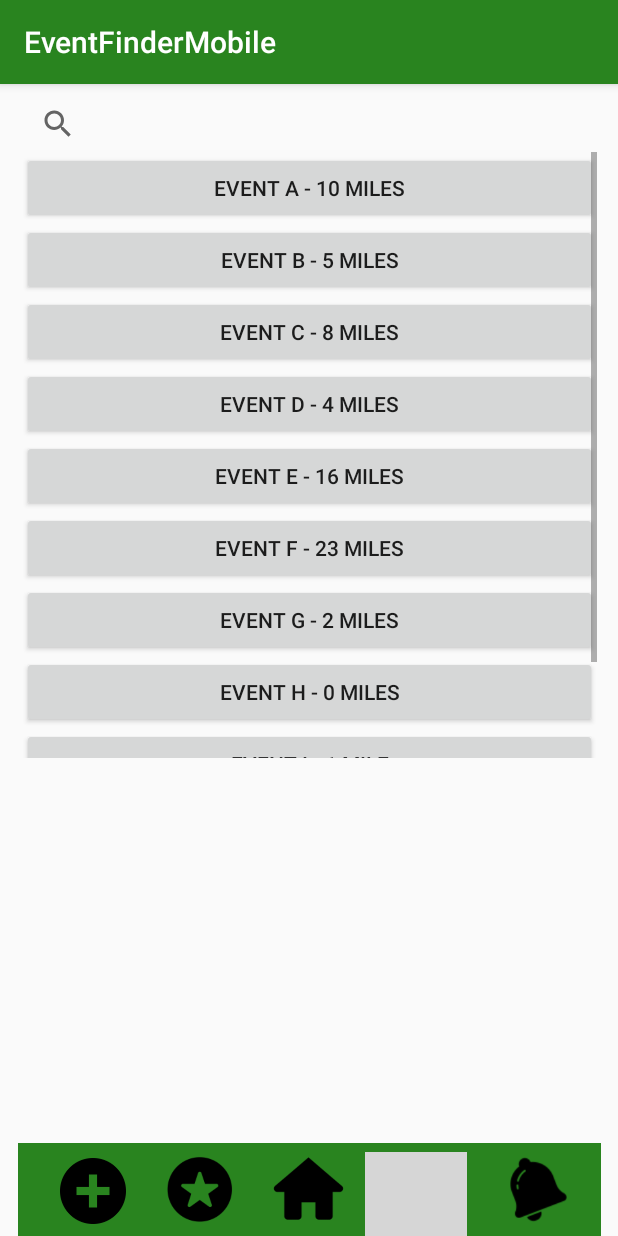
After one commit to tyler95smith/EventFinderMobile, an Android app: the HomeScreenActivity screen opened directly, with no data from a screen before it, on a phone screen of 412 x 824 dp. The commit adds this screen. Run offline under Robolectric (Android 15) with nearby library versions, the phone set to English and light mode, and no system bars; grey boxes are pictures that could not be loaded.

Commit message:
Adding Home Screen Activity Java and XML File

```diff
--- a/app/build.gradle
+++ b/app/build.gradle
@@ -23,6 +23,7 @@ dependencies {
     implementation 'com.android.support:appcompat-v7:26.1.0'
     implementation 'com.android.support.constraint:constraint-layout:1.0.2'
     implementation 'com.android.support:design:26.1.0'
+    implementation 'com.android.support:support-v4:26.1.0'
     testImplementation 'junit:junit:4.12'
     androidTestImplementation 'com.android.support.test:runner:1.0.1'
     androidTestImplementation 'com.android.support.test.espresso:espresso-core:3.0.1'
--- a/app/src/main/AndroidManifest.xml
+++ b/app/src/main/AndroidManifest.xml
@@ -18,7 +18,8 @@
         </activity>
         <activity android:name=".NewAccount" />
         <activity android:name=".NavigationBar" />
-        <activity android:name=".NotificationsActivity"></activity>
+        <activity android:name=".NotificationsActivity" />
+        <activity android:name=".HomeScreenActivity"></activity>
     </application>
 
 </manifest>
--- /dev/null
+++ b/app/src/main/java/com/eventfinder/www/eventfindermobile/HomeScreenActivity.java
@@ -0,0 +1,13 @@
+package com.eventfinder.www.eventfindermobile;
+
+import android.support.v7.app.AppCompatActivity;
+import android.os.Bundle;
+
+public class HomeScreenActivity extends AppCompatActivity {
+
+    @Override
+    protected void onCreate(Bundle savedInstanceState) {
+        super.onCreate(savedInstanceState);
+        setContentView(R.layout.activity_home_screen);
+    }
+}
--- /dev/null
+++ b/app/src/main/res/layout/activity_home_screen.xml
@@ -0,0 +1,174 @@
+<?xml version="1.0" encoding="utf-8"?>
+<android.support.constraint.ConstraintLayout xmlns:android="http://schemas.android.com/apk/res/android"
+    xmlns:app="http://schemas.android.com/apk/res-auto"
+    xmlns:tools="http://schemas.android.com/tools"
+    android:layout_width="match_parent"
+    android:layout_height="match_parent"
+    tools:context="com.eventfinder.www.eventfindermobile.HomeScreenActivity">
+
+    <android.support.v7.widget.Toolbar
+        android:id="@+id/toolbar"
+        android:layout_width="388dp"
+        android:layout_height="62dp"
+        android:background="?attr/colorPrimary"
+        android:minHeight="?attr/actionBarSize"
+        android:theme="?attr/actionBarTheme"
+        app:layout_constraintBottom_toBottomOf="parent"
+        app:layout_constraintEnd_toEndOf="parent"
+        app:layout_constraintStart_toStartOf="parent"
+        tools:layout_editor_absoluteX="-3dp"
+        tools:layout_editor_absoluteY="451dp" />
+
+    <ImageButton
+        android:id="@+id/imageButton5"
+        android:layout_width="55dp"
+        android:layout_height="55dp"
+        android:layout_marginBottom="4dp"
+        android:layout_marginStart="16dp"
+        android:background="@color/colorPrimary"
+        android:scaleType="fitCenter"
+        app:layout_constraintBottom_toBottomOf="@+id/toolbar"
+        app:layout_constraintStart_toEndOf="@+id/imageButton9"
+        app:srcCompat="@drawable/home" />
+
+    <ImageButton
+        android:id="@+id/imageButton6"
+        android:layout_width="83dp"
+        android:layout_height="62dp"
+        android:layout_marginEnd="6dp"
+        android:background="@color/colorPrimary"
+        android:scaleType="centerCrop"
+        android:tint="@android:color/background_dark"
+        app:layout_constraintBottom_toBottomOf="parent"
+        app:layout_constraintEnd_toEndOf="parent"
+        app:layout_constraintStart_toEndOf="@+id/imageButton8"
+        app:srcCompat="@drawable/bell" />
+
+    <ImageButton
+        android:id="@+id/imageButton7"
+        android:layout_width="44dp"
+        android:layout_height="44dp"
+        android:layout_marginBottom="8dp"
+        android:layout_marginStart="28dp"
+        android:background="@color/colorPrimary"
+        android:scaleType="fitCenter"
+        app:layout_constraintBottom_toBottomOf="parent"
+        app:layout_constraintStart_toStartOf="@+id/toolbar"
+        app:srcCompat="@drawable/add" />
+
+    <ImageButton
+        android:id="@+id/imageButton8"
+        android:layout_width="68dp"
+        android:layout_height="56dp"
+        android:layout_marginStart="10dp"
+        android:background="@color/colorPrimary"
+        android:scaleType="centerCrop"
+        android:tint="@android:color/background_dark"
+        app:layout_constraintBottom_toBottomOf="parent"
+        app:layout_constraintStart_toEndOf="@+id/imageButton5"
+        app:srcCompat="@drawable/profile" />
+
+    <ImageButton
+        android:id="@+id/imageButton9"
+        android:layout_width="58dp"
+        android:layout_height="55dp"
+        android:layout_marginBottom="3dp"
+        android:layout_marginStart="20dp"
+        android:background="@color/colorPrimary"
+        android:scaleType="fitCenter"
+        app:layout_constraintBottom_toBottomOf="parent"
+        app:layout_constraintStart_toEndOf="@+id/imageButton7"
+        app:srcCompat="@drawable/star" />
+
+    <LinearLayout
+        android:layout_width="383dp"
+        android:layout_height="441dp"
+        android:layout_marginBottom="8dp"
+        android:layout_marginEnd="8dp"
+        android:layout_marginStart="8dp"
+        android:layout_marginTop="8dp"
+        android:orientation="vertical"
+        app:layout_constraintBottom_toBottomOf="parent"
+        app:layout_constraintEnd_toEndOf="parent"
+        app:layout_constraintStart_toStartOf="parent"
+        app:layout_constraintTop_toTopOf="parent"
+        app:layout_constraintVertical_bias="0.0">
+
+        <SearchView
+            android:layout_width="match_parent"
+            android:layout_height="37dp" />
+
+        <ScrollView
+            android:layout_width="match_parent"
+            android:layout_height="match_parent">
+
+            <LinearLayout
+                android:layout_width="match_parent"
+                android:layout_height="wrap_content"
+                android:orientation="vertical" >
+
+                <Button
+                    android:id="@+id/button"
+                    android:layout_width="match_parent"
+                    android:layout_height="wrap_content"
+                    android:text="Event A - 10 miles" />
+
+                <Button
+                    android:id="@+id/button11"
+                    android:layout_width="match_parent"
+                    android:layout_height="wrap_content"
+                    android:text="Event B - 5 Miles" />
+
+                <Button
+                    android:id="@+id/button10"
+                    android:layout_width="match_parent"
+                    android:layout_height="wrap_content"
+                    android:text="Event C - 8 Miles" />
+
+                <Button
+                    android:id="@+id/button9"
+                    android:layout_width="match_parent"
+                    android:layout_height="wrap_content"
+                    android:text="Event D - 4 Miles" />
+
+                <Button
+                    android:id="@+id/button8"
+                    android:layout_width="match_parent"
+                    android:layout_height="wrap_content"
+                    android:text="Event E - 16 Miles" />
+
+                <Button
+                    android:id="@+id/button7"
+                    android:layout_width="match_parent"
+                    android:layout_height="wrap_content"
+                    android:text="Event F - 23 Miles" />
+
+                <Button
+                    android:id="@+id/button6"
+                    android:layout_width="match_parent"
+                    android:layout_height="wrap_content"
+                    android:text="Event G - 2 Miles" />
+
+                <Button
+                    android:id="@+id/button5"
+                    android:layout_width="match_parent"
+                    android:layout_height="wrap_content"
+                    android:text="Event H - 0 Miles" />
+
+                <Button
+                    android:id="@+id/button4"
+                    android:layout_width="match_parent"
+                    android:layout_height="wrap_content"
+                    android:text="Event I - 1 Mile" />
+
+                <Button
+                    android:id="@+id/button2"
+                    android:layout_width="match_parent"
+                    android:layout_height="wrap_content"
+                    android:text="Event J - 3 Miles" />
+            </LinearLayout>
+
+        </ScrollView>
+    </LinearLayout>
+
+</android.support.constraint.ConstraintLayout>
--- /dev/null
+++ b/app/src/main/res/values/attrs.xml
@@ -0,0 +1,12 @@
+<resources>
+
+    <!-- Declare custom theme attributes that allow changing which styles are
+         used for button bars depending on the API level.
+         ?android:attr/buttonBarStyle is new as of API 11 so this is
+         necessary to support previous API levels. -->
+    <declare-styleable name="ButtonBarContainerTheme">
+        <attr name="metaButtonBarStyle" format="reference" />
+        <attr name="metaButtonBarButtonStyle" format="reference" />
+    </declare-styleable>
+
+</resources>
--- a/app/src/main/res/values/colors.xml
+++ b/app/src/main/res/values/colors.xml
@@ -3,4 +3,6 @@
     <color name="colorPrimary">#29841f</color>
     <color name="colorPrimaryDark">#303F9F</color>
     <color name="colorAccent">#FF4081</color>
+
+    <color name="black_overlay">#66000000</color>
 </resources>
--- a/app/src/main/res/values/strings.xml
+++ b/app/src/main/res/values/strings.xml
@@ -13,4 +13,8 @@
     <string name="interests">Interests</string>
     <string name="interests_lbl">Interests:</string>
     <string name="title_activity_navigation_bar">NavigationBar</string>
+
+    <string name="title_activity_home_screen">HomeScreenActivity</string>
+    <string name="dummy_button">Dummy Button</string>
+    <string name="dummy_content">DUMMY\nCONTENT</string>
 </resources>
--- a/app/src/main/res/values/styles.xml
+++ b/app/src/main/res/values/styles.xml
@@ -17,4 +17,16 @@
 
     <style name="AppTheme.PopupOverlay" parent="ThemeOverlay.AppCompat.Light" />
 
+    <style name="FullscreenTheme" parent="AppTheme">
+        <item name="android:actionBarStyle">@style/FullscreenActionBarStyle</item>
+        <item name="android:windowActionBarOverlay">true</item>
+        <item name="android:windowBackground">@null</item>
+        <item name="metaButtonBarStyle">?android:attr/buttonBarStyle</item>
+        <item name="metaButtonBarButtonStyle">?android:attr/buttonBarButtonStyle</item>
+    </style>
+
+    <style name="FullscreenActionBarStyle" parent="Widget.AppCompat.ActionBar">
+        <item name="android:background">@color/black_overlay</item>
+    </style>
+
 </resources>
```
